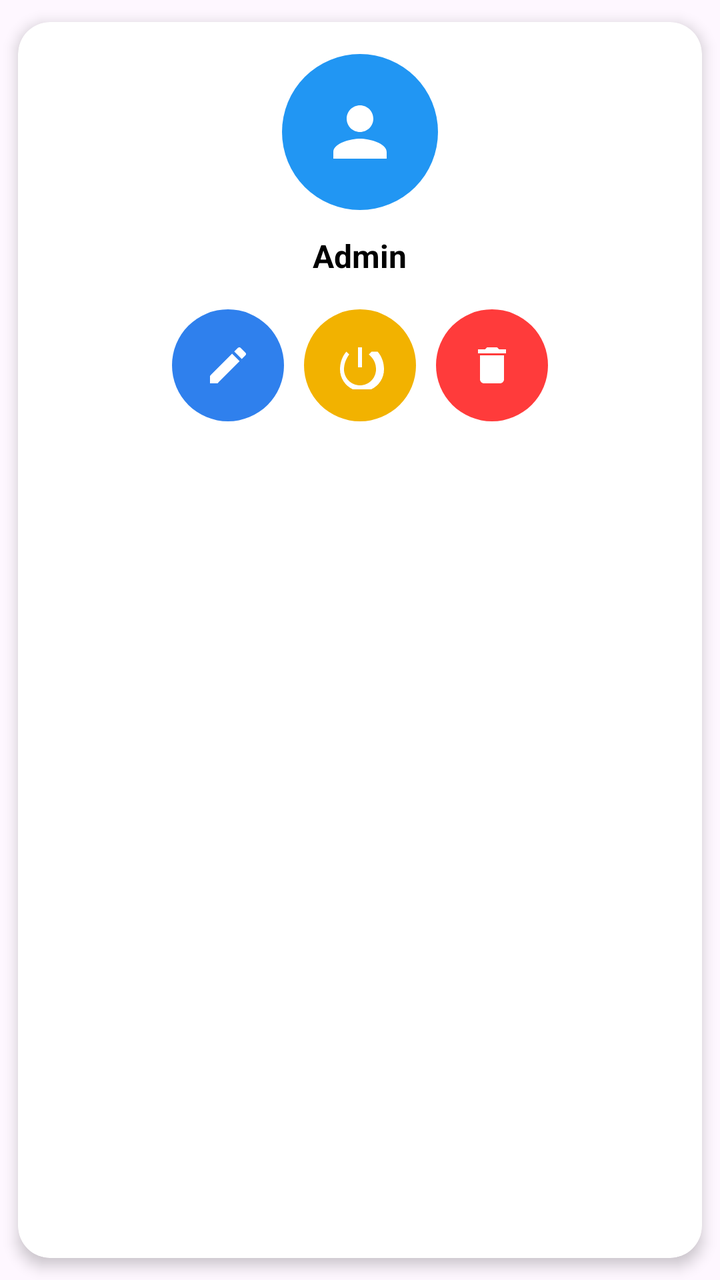
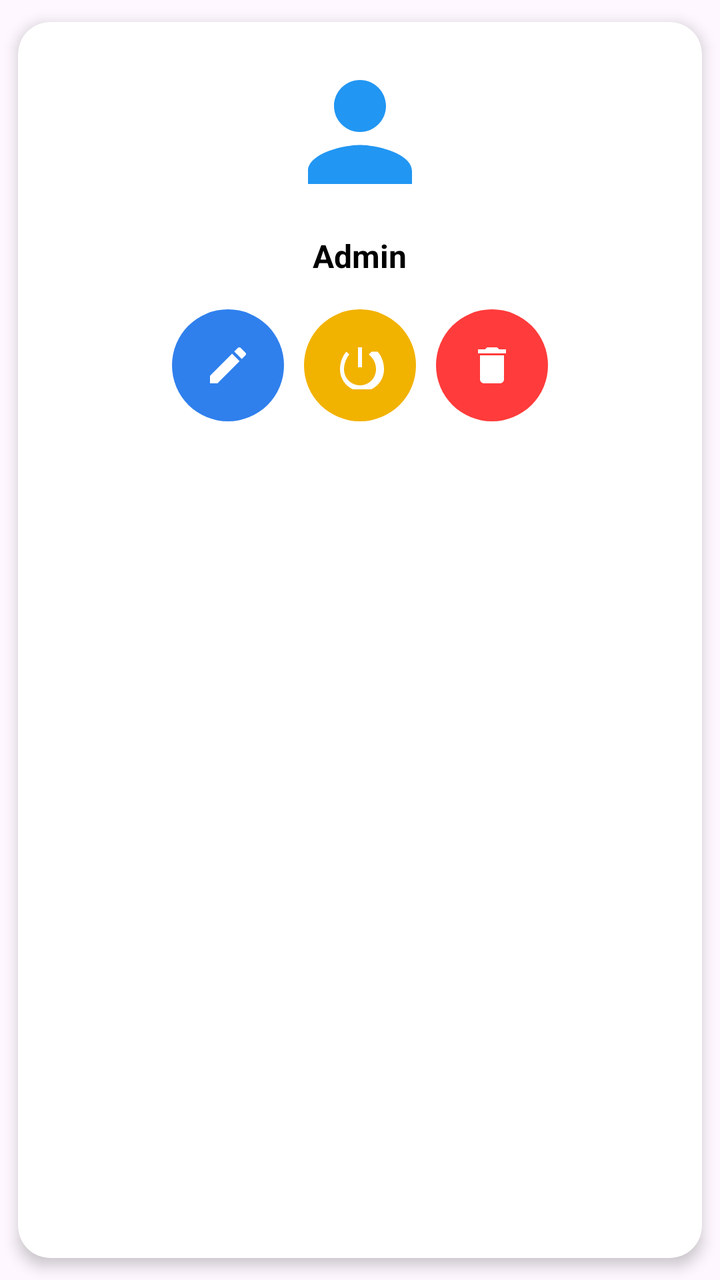

Two renders of the same Android screen: before a commit and after it. Below are the layout's source before the change and the commit's diff.
<!-- AndroidManifest.xml: application theme Theme.ControlAlmacen -->
<!-- res/layout/item_usuario_perfil.xml -->
<?xml version="1.0" encoding="utf-8"?>
<androidx.cardview.widget.CardView
    xmlns:android="http://schemas.android.com/apk/res/android"
    xmlns:app="http://schemas.android.com/apk/res-auto"
    xmlns:tools="http://schemas.android.com/tools"
    android:layout_width="match_parent"
    android:layout_height="wrap_content"
    android:layout_margin="8dp"
    app:cardCornerRadius="16dp"
    app:cardElevation="4dp"
    app:cardUseCompatPadding="true">

    <FrameLayout
        android:layout_width="match_parent"
        android:layout_height="wrap_content">

        <View
            android:id="@+id/capaDeshabilitado"
            android:layout_width="match_parent"
            android:layout_height="match_parent"
            android:background="#80BDBDBD"
            android:visibility="gone" />

        <LinearLayout
            android:layout_width="match_parent"
            android:layout_height="wrap_content"
            android:orientation="vertical"
            android:gravity="center_horizontal"
            android:padding="16dp">

            
            <FrameLayout
                android:layout_width="78dp"
                android:layout_height="78dp"
                android:layout_gravity="center">

                <View
                    android:layout_width="78dp"
                    android:layout_height="78dp"
                    android:layout_gravity="center"
                    android:background="@drawable/bg_circle_blue" />

                <ImageView
                    android:id="@+id/imgUsuario"
                    android:layout_width="40dp"
                    android:layout_height="40dp"
                    android:layout_gravity="center"
                    android:src="@drawable/ic_user_white"
                    android:scaleType="fitCenter"
                    tools:ignore="ContentDescription" />

                
                <FrameLayout
                    android:id="@+id/badgeAdmin"
                    android:layout_width="22dp"
                    android:layout_height="22dp"
                    android:layout_gravity="end|bottom"
                    android:layout_marginEnd="2dp"
                    android:layout_marginBottom="3dp"
                    android:background="@drawable/bg_admin_badge"
                    android:visibility="gone">

                    <ImageView
                        android:layout_width="12dp"
                        android:layout_height="12dp"
                        android:layout_gravity="center"
                        android:src="@drawable/ic_admin_shield"
                        tools:ignore="ContentDescription" />
                </FrameLayout>

            </FrameLayout>

            <TextView
                android:id="@+id/tvNombre"
                android:layout_width="wrap_content"
                android:layout_height="wrap_content"
                android:layout_marginTop="12dp"
                android:text="Admin"
                android:textColor="#000000"
                android:textSize="16sp"
                android:textStyle="bold" />

            <TextView
                android:id="@+id/tvRol"
                android:layout_width="wrap_content"
                android:layout_height="wrap_content"
                android:layout_marginTop="6dp"
                android:text="Administrador"
                android:textColor="#F57C00"
                android:textSize="12sp"
                android:visibility="gone" />

            
            <LinearLayout
                android:layout_width="wrap_content"
                android:layout_height="wrap_content"
                android:layout_marginTop="16dp"
                android:gravity="center"
                android:orientation="horizontal">

                <ImageButton
                    android:id="@+id/btnEditar"
                    android:layout_width="56dp"
                    android:layout_height="56dp"
                    android:layout_marginEnd="10dp"
                    android:background="@drawable/btn_round_blue"
                    android:padding="14dp"
                    android:scaleType="centerInside"
                    android:src="@drawable/ic_edit"
                    android:tint="#FFFFFF"
                    tools:ignore="ContentDescription,UseAppTint" />

                <ImageButton
                    android:id="@+id/btnDisable"
                    android:layout_width="56dp"
                    android:layout_height="56dp"
                    android:layout_marginEnd="10dp"
                    android:background="@drawable/btn_round_yellow"
                    android:padding="14dp"
                    android:scaleType="centerInside"
                    android:src="@drawable/ic_power"
                    android:tint="#FFFFFF"
                    tools:ignore="ContentDescription,UseAppTint" />

                <ImageButton
                    android:id="@+id/btnDelete"
                    android:layout_width="56dp"
                    android:layout_height="56dp"
                    android:background="@drawable/btn_round_red"
                    android:padding="14dp"
                    android:scaleType="centerInside"
                    android:src="@drawable/ic_delete"
                    android:tint="#FFFFFF"
                    tools:ignore="ContentDescription,UseAppTint" />
            </LinearLayout>

        </LinearLayout>
    </FrameLayout>
</androidx.cardview.widget.CardView>
<!-- resources referenced by this layout -->
<resources>
  <!-- drawable bg_admin_badge (drawable) -->
  <shape xmlns:android="http://schemas.android.com/apk/res/android"
      android:shape="oval">
      <solid android:color="#F57C00" />
  </shape>
  <!-- drawable bg_circle_blue (drawable) -->
  <?xml version="1.0" encoding="utf-8"?>
  <shape xmlns:android="http://schemas.android.com/apk/res/android"
      android:shape="oval">
      <solid android:color="#2196F3" />
  </shape>
  <!-- drawable btn_round_blue (drawable) -->
  <shape xmlns:android="http://schemas.android.com/apk/res/android"
      android:shape="rectangle">
      <solid android:color="#2F80ED" />
      <corners android:radius="999dp" />
  </shape>
  <!-- drawable btn_round_red (drawable) -->
  <shape xmlns:android="http://schemas.android.com/apk/res/android"
      android:shape="rectangle">
      <solid android:color="#FF3B3B" />
      <corners android:radius="999dp" />
  </shape>
  <!-- drawable btn_round_yellow (drawable) -->
  <shape xmlns:android="http://schemas.android.com/apk/res/android"
      android:shape="rectangle">
      <solid android:color="#F2B200" />
      <corners android:radius="999dp" />
  </shape>
  <!-- drawable ic_admin_shield (drawable) -->
  <vector xmlns:android="http://schemas.android.com/apk/res/android"
      android:width="16dp"
      android:height="16dp"
      android:viewportWidth="24"
      android:viewportHeight="24">
  
      <path
          android:fillColor="#FFFFFF"
          android:pathData="M12,2L5,5v6c0,5 3.4,9.7 7,11 3.6,-1.3 7,-6 7,-11V5L12,2zM12,7a2,2 0 1,1 0,4a2,2 0 0,1 0,-4zM12,18c-1.9,0 -3.6,-0.9 -4.7,-2.3c0.1,-2 3.1,-3.1 4.7,-3.1c1.6,0 4.6,1.1 4.7,3.1C15.6,17.1 13.9,18 12,18z" />
  </vector>
  <!-- drawable ic_delete (drawable) -->
  <?xml version="1.0" encoding="utf-8"?>
  <vector xmlns:android="http://schemas.android.com/apk/res/android"
      android:width="24dp"
      android:height="24dp"
      android:viewportWidth="24"
      android:viewportHeight="24">
  
  
      <path
          android:fillColor="#FFFFFF"
          android:pathData="M6,19c0,1.1 0.9,2 2,2h8c1.1,0 2,-0.9 2,-2V7H6v12zM19,4h-3.5l-1,-1h-5l-1,1H5v2h14V4z"/>
  </vector>
  <!-- drawable ic_edit (drawable) -->
  <?xml version="1.0" encoding="utf-8"?>
  <vector xmlns:android="http://schemas.android.com/apk/res/android"
      android:width="24dp"
      android:height="24dp"
      android:viewportWidth="24"
      android:viewportHeight="24">
  
      <path
          android:fillColor="#FFFFFF"
          android:pathData="M3,17.25V21h3.75L17.81,9.94l-3.75,-3.75L3,17.25zM20.71,7.04c0.39,-0.39 0.39,-1.02 0,-1.41l-2.34,-2.34c-0.39,-0.39 -1.02,-0.39 -1.41,0l-1.83,1.83 3.75,3.75 1.83,-1.83z"/>
  </vector>
  <!-- drawable ic_power (drawable) -->
  <?xml version="1.0" encoding="utf-8"?>
  <vector xmlns:android="http://schemas.android.com/apk/res/android"
      android:width="24dp"
      android:height="24dp"
      android:viewportWidth="24"
      android:viewportHeight="24">
  
      <path
          android:fillColor="#FFFFFF"
          android:pathData="M13,3h-2v10h2V3zM17.83,5.17l-1.41,1.41C18.99,8.76 20,11.24 20,14c0,4.42 -3.58,8 -8,8s-8,-3.58 -8,-8c0,-2.76 1.01,-5.24 2.58,-7.42L5.17,5.17C3.23,7.39 2,10.53 2,14c0,6.08 4.93,11 11,11s11,-4.92 11,-11c0,-3.47 -1.23,-6.61 -3.17,-8.83z"/>
  </vector>
  <!-- drawable ic_user_white (drawable) -->
  <?xml version="1.0" encoding="utf-8"?>
  <vector xmlns:android="http://schemas.android.com/apk/res/android"
      android:width="24dp"
      android:height="24dp"
      android:viewportWidth="24"
      android:viewportHeight="24">
      <path
          android:fillColor="#FFFFFF"
          android:pathData="M12,12c2.21,0 4,-1.79 4,-4s-1.79,-4 -4,-4 -4,1.79 -4,4 1.79,4 4,4zM12,14c-2.67,0 -8,1.34 -8,4v2h16v-2c0,-2.66 -5.33,-4 -8,-4z"/>
  </vector>
  <style name="Theme.ControlAlmacen" parent="Base.Theme.ControlAlmacen" />
  <style name="Base.Theme.ControlAlmacen" parent="Theme.Material3.DayNight.NoActionBar">
          
          
      </style>
</resources>

<!-- the commit's change to res/layout/item_usuario_perfil.xml (unified diff, before → after) -->
@@ -32,22 +32,20 @@
             <FrameLayout
                 android:layout_width="78dp"
                 android:layout_height="78dp"
-                android:layout_gravity="center">
+                android:layout_gravity="center"
+                android:background="@android:color/transparent"
+                android:padding="0dp">
 
-                <View
+                <ImageView
+                    android:id="@+id/imgUsuario"
                     android:layout_width="78dp"
                     android:layout_height="78dp"
                     android:layout_gravity="center"
-                    android:background="@drawable/bg_circle_blue" />
-
-                <ImageView
-                    android:id="@+id/imgUsuario"
-                    android:layout_width="40dp"
-                    android:layout_height="40dp"
-                    android:layout_gravity="center"
-                    android:src="@drawable/ic_user_white"
+                    android:background="@android:color/transparent"
+                    android:padding="0dp"
+                    android:adjustViewBounds="true"
                     android:scaleType="fitCenter"
-                    tools:ignore="ContentDescription" />
+                    android:src="@drawable/ic_user_blue" />
 
                 
                 <FrameLayout
@@ -66,6 +64,7 @@
                         android:layout_gravity="center"
                         android:src="@drawable/ic_admin_shield"
                         tools:ignore="ContentDescription" />
+
                 </FrameLayout>
 
             </FrameLayout>
@@ -132,8 +131,11 @@
                     android:src="@drawable/ic_delete"
                     android:tint="#FFFFFF"
                     tools:ignore="ContentDescription,UseAppTint" />
+
             </LinearLayout>
 
         </LinearLayout>
+
     </FrameLayout>
+
 </androidx.cardview.widget.CardView>
<!-- resource entries referenced after the edit -->
@@ -4,12 +4,6 @@
   <shape xmlns:android="http://schemas.android.com/apk/res/android"
       android:shape="oval">
       <solid android:color="#F57C00" />
-  </shape>
-  <!-- drawable bg_circle_blue (drawable) -->
-  <?xml version="1.0" encoding="utf-8"?>
-  <shape xmlns:android="http://schemas.android.com/apk/res/android"
-      android:shape="oval">
-      <solid android:color="#2196F3" />
   </shape>
   <!-- drawable btn_round_blue (drawable) -->
   <shape xmlns:android="http://schemas.android.com/apk/res/android"
@@ -77,7 +71,7 @@
           android:fillColor="#FFFFFF"
           android:pathData="M13,3h-2v10h2V3zM17.83,5.17l-1.41,1.41C18.99,8.76 20,11.24 20,14c0,4.42 -3.58,8 -8,8s-8,-3.58 -8,-8c0,-2.76 1.01,-5.24 2.58,-7.42L5.17,5.17C3.23,7.39 2,10.53 2,14c0,6.08 4.93,11 11,11s11,-4.92 11,-11c0,-3.47 -1.23,-6.61 -3.17,-8.83z"/>
   </vector>
-  <!-- drawable ic_user_white (drawable) -->
+  <!-- drawable ic_user_blue (drawable) -->
   <?xml version="1.0" encoding="utf-8"?>
   <vector xmlns:android="http://schemas.android.com/apk/res/android"
       android:width="24dp"
@@ -85,7 +79,7 @@
       android:viewportWidth="24"
       android:viewportHeight="24">
       <path
-          android:fillColor="#FFFFFF"
+          android:fillColor="#2196F3"
           android:pathData="M12,12c2.21,0 4,-1.79 4,-4s-1.79,-4 -4,-4 -4,1.79 -4,4 1.79,4 4,4zM12,14c-2.67,0 -8,1.34 -8,4v2h16v-2c0,-2.66 -5.33,-4 -8,-4z"/>
   </vector>
   <style name="Theme.ControlAlmacen" parent="Base.Theme.ControlAlmacen" />
